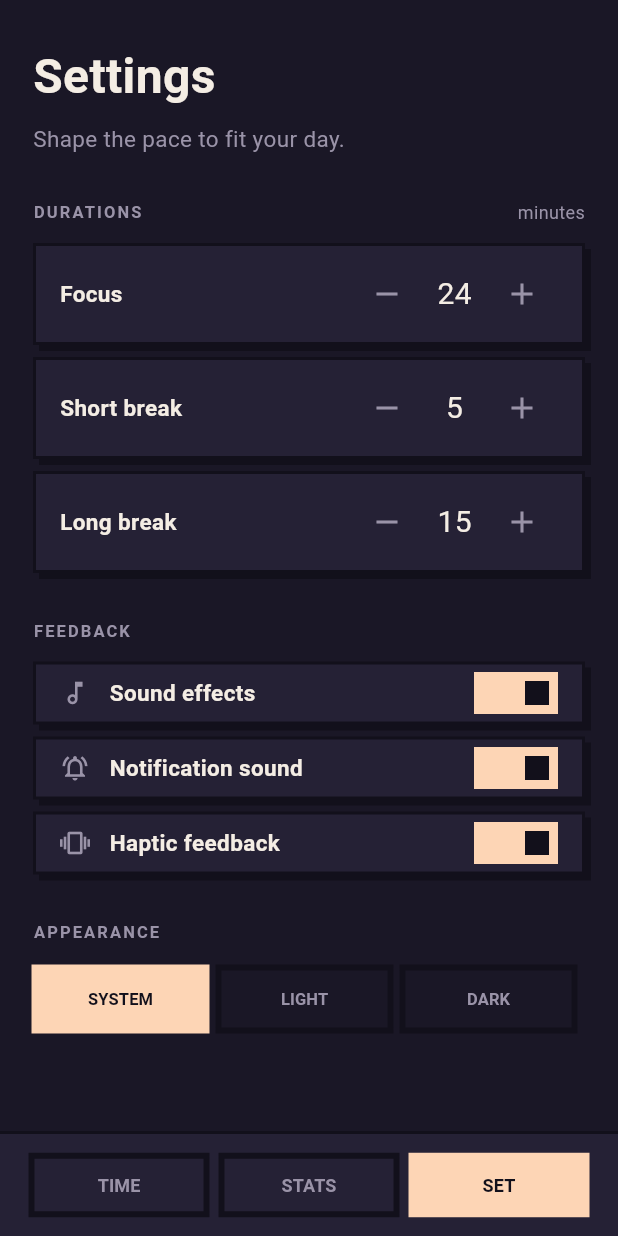
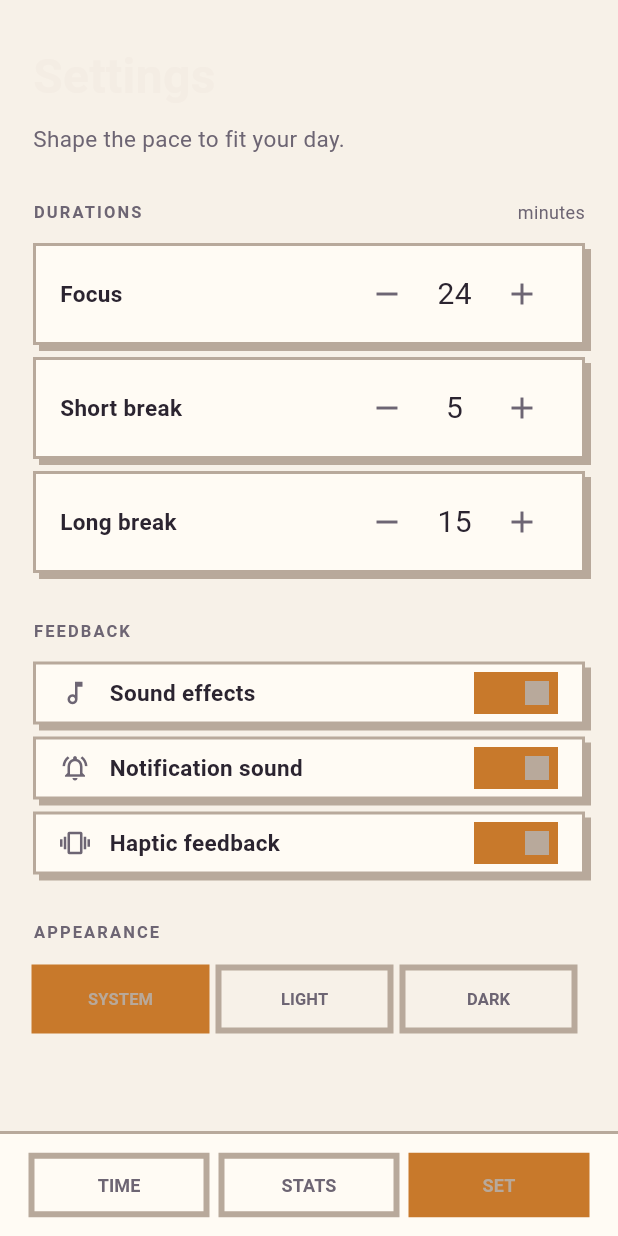
Before and after one commit to dhafer123/FocusApp, a Flutter app: the screen it shows after launch, item 3 of the bottom bar chosen, after a tap on the "remove" icon, on a phone screen of 412 x 824 dp. Run offline on Flutter 3.47's test engine with Material 3 defaults, Android fonts, the phone set to English and light mode, and no system bars; our stand-ins replace equatable, flutter_bloc, flutter_local_notifications, go_router, google_fonts, just_audio and 2 more; Roboto replaces fonts that are missing (Silkscreen).

Commit message:
color themes added

```diff
--- a/lib/app.dart
+++ b/lib/app.dart
@@ -37,11 +37,19 @@ class FocusApp extends StatelessWidget {
             BlocProvider(create: (context) => SettingsCubit(context.read<SettingsRepository>())),
             BlocProvider(create: (context) => StatsCubit(context.read<SessionHistoryRepository>())),
           ],
-          child: MaterialApp.router(
-            title: 'Focus',
-            debugShowCheckedModeBanner: false,
-            theme: AppTheme.theme,
-            routerConfig: AppRouter.router,
+          child: BlocBuilder<SettingsCubit, SettingsState>(
+            builder: (context, settings) => MaterialApp.router(
+              title: 'Focus',
+              debugShowCheckedModeBanner: false,
+              theme: AppTheme.lightTheme,
+              darkTheme: AppTheme.theme,
+              themeMode: switch (settings.themeMode) {
+                'light' => ThemeMode.light,
+                'dark' => ThemeMode.dark,
+                _ => ThemeMode.system,
+              },
+              routerConfig: AppRouter.router,
+            ),
           ),
         ),
       ),
@@ -56,21 +64,22 @@ class AppShell extends StatelessWidget {
 
   @override
   Widget build(BuildContext context) {
+    final colors = AppTheme.colors(context);
     return Scaffold(
       body: navigationShell,
       bottomNavigationBar: AnnotatedRegion<SystemUiOverlayStyle>(
-        value: const SystemUiOverlayStyle(
-          systemNavigationBarColor: AppTheme.background,
+        value: SystemUiOverlayStyle(
+          systemNavigationBarColor: colors.background,
           systemNavigationBarIconBrightness: Brightness.light,
         ),
         child: SafeArea(
           top: false,
           child: Container(
             padding: const EdgeInsets.fromLTRB(16, 10, 16, 10),
-            decoration: const BoxDecoration(
-              color: AppTheme.backgroundRaised,
+            decoration: BoxDecoration(
+              color: colors.backgroundRaised,
               border: Border(
-                top: BorderSide(color: AppTheme.blockShadow, width: 2),
+                top: BorderSide(color: colors.blockShadow, width: 2),
               ),
             ),
             child: Row(
@@ -93,15 +102,15 @@ class AppShell extends StatelessWidget {
                       },
                       style: OutlinedButton.styleFrom(
                         backgroundColor: active
-                            ? AppTheme.focusAccent
+                            ? colors.focusAccent
                             : Colors.transparent,
                         foregroundColor: active
-                            ? AppTheme.blockShadow
-                            : AppTheme.textSecondary,
+                            ? colors.blockShadow
+                            : colors.textSecondary,
                         side: BorderSide(
                           color: active
-                              ? AppTheme.focusAccent
-                              : AppTheme.blockShadow,
+                              ? colors.focusAccent
+                              : colors.blockShadow,
                           width: 2,
                         ),
                         shape: const BeveledRectangleBorder(),
@@ -112,8 +121,8 @@ class AppShell extends StatelessWidget {
                         style: AppTheme.pixelText(
                           size: 12,
                           color: active
-                              ? AppTheme.blockShadow
-                              : AppTheme.textSecondary,
+                              ? colors.blockShadow
+                              : colors.textSecondary,
                           weight: FontWeight.w700,
                         ),
                       ),
--- a/lib/core/theme/app_theme.dart
+++ b/lib/core/theme/app_theme.dart
@@ -1,5 +1,63 @@
 import 'package:flutter/material.dart';
 import 'package:google_fonts/google_fonts.dart';
+
+class FocusColors extends ThemeExtension<FocusColors> {
+  const FocusColors({
+    required this.background,
+    required this.backgroundRaised,
+    required this.focusAccent,
+    required this.shortBreakAccent,
+    required this.longBreakAccent,
+    required this.textPrimary,
+    required this.textSecondary,
+    required this.blockShadow,
+  });
+
+  final Color background;
+  final Color backgroundRaised;
+  final Color focusAccent;
+  final Color shortBreakAccent;
+  final Color longBreakAccent;
+  final Color textPrimary;
+  final Color textSecondary;
+  final Color blockShadow;
+
+  @override
+  FocusColors copyWith({
+    Color? background,
+    Color? backgroundRaised,
+    Color? focusAccent,
+    Color? shortBreakAccent,
+    Color? longBreakAccent,
+    Color? textPrimary,
+    Color? textSecondary,
+    Color? blockShadow,
+  }) => FocusColors(
+        background: background ?? this.background,
+        backgroundRaised: backgroundRaised ?? this.backgroundRaised,
+        focusAccent: focusAccent ?? this.focusAccent,
+        shortBreakAccent: shortBreakAccent ?? this.shortBreakAccent,
+        longBreakAccent: longBreakAccent ?? this.longBreakAccent,
+        textPrimary: textPrimary ?? this.textPrimary,
+        textSecondary: textSecondary ?? this.textSecondary,
+        blockShadow: blockShadow ?? this.blockShadow,
+      );
+
+  @override
+  FocusColors lerp(covariant FocusColors? other, double t) {
+    if (other == null) return this;
+    return FocusColors(
+      background: Color.lerp(background, other.background, t)!,
+      backgroundRaised: Color.lerp(backgroundRaised, other.backgroundRaised, t)!,
+      focusAccent: Color.lerp(focusAccent, other.focusAccent, t)!,
+      shortBreakAccent: Color.lerp(shortBreakAccent, other.shortBreakAccent, t)!,
+      longBreakAccent: Color.lerp(longBreakAccent, other.longBreakAccent, t)!,
+      textPrimary: Color.lerp(textPrimary, other.textPrimary, t)!,
+      textSecondary: Color.lerp(textSecondary, other.textSecondary, t)!,
+      blockShadow: Color.lerp(blockShadow, other.blockShadow, t)!,
+    );
+  }
+}
 
 class AppTheme {
   static const Color background = Color(0xFF1A1726);
@@ -13,24 +71,71 @@ class AppTheme {
 
   static ThemeData get theme {
     final dark = ThemeData.dark(useMaterial3: true);
-    return dark.copyWith(
-      scaffoldBackgroundColor: background,
-      colorScheme: ColorScheme.fromSeed(
-        seedColor: focusAccent,
-        brightness: Brightness.dark,
+    return _buildTheme(
+      dark,
+      const FocusColors(
+        background: background,
+        backgroundRaised: backgroundRaised,
+        focusAccent: focusAccent,
+        shortBreakAccent: shortBreakAccent,
+        longBreakAccent: longBreakAccent,
+        textPrimary: textPrimary,
+        textSecondary: textSecondary,
+        blockShadow: blockShadow,
       ),
-      textTheme: GoogleFonts.pixelifySansTextTheme(dark.textTheme).apply(
-        bodyColor: textPrimary,
-        displayColor: textPrimary,
-      ),
+      Brightness.dark,
     );
   }
 
-  static BoxDecoration block({Color? color}) => BoxDecoration(
-        color: color ?? backgroundRaised,
-        border: Border.all(color: blockShadow, width: 2),
-        boxShadow: const [
-          BoxShadow(color: blockShadow, offset: Offset(4, 4), blurRadius: 0),
+  static ThemeData get lightTheme {
+    final light = ThemeData.light(useMaterial3: true);
+    return _buildTheme(
+      light,
+      const FocusColors(
+        background: Color(0xFFF7F1E8),
+        backgroundRaised: Color(0xFFFFFBF4),
+        focusAccent: Color(0xFFC8792B),
+        shortBreakAccent: Color(0xFF4D8A3A),
+        longBreakAccent: Color(0xFF34779D),
+        textPrimary: Color(0xFF2B2430),
+        textSecondary: Color(0xFF6D6573),
+        blockShadow: Color(0xFFB8A99B),
+      ),
+      Brightness.light,
+    );
+  }
+
+  static ThemeData _buildTheme(
+    ThemeData base,
+    FocusColors colors,
+    Brightness brightness,
+  ) {
+    return base.copyWith(
+      scaffoldBackgroundColor: colors.background,
+      colorScheme: ColorScheme.fromSeed(
+        seedColor: colors.focusAccent,
+        brightness: brightness,
+      ),
+      textTheme: GoogleFonts.pixelifySansTextTheme(base.textTheme).apply(
+        bodyColor: colors.textPrimary,
+        displayColor: colors.textPrimary,
+      ),
+      extensions: [colors],
+    );
+  }
+
+  static FocusColors colors(BuildContext context) =>
+      Theme.of(context).extension<FocusColors>()!;
+
+    static BoxDecoration block({Color? color, FocusColors? palette}) => BoxDecoration(
+      color: color ?? palette?.backgroundRaised ?? backgroundRaised,
+      border: Border.all(color: palette?.blockShadow ?? blockShadow, width: 2),
+        boxShadow: [
+          BoxShadow(
+            color: palette?.blockShadow ?? blockShadow,
+            offset: const Offset(4, 4),
+            blurRadius: 0,
+          ),
         ],
       );
 
@@ -40,8 +145,8 @@ class AppTheme {
         fontWeight: weight,
       );
 
-  static TextStyle timerText({double size = 64}) => GoogleFonts.silkscreen(
+    static TextStyle timerText({double size = 64, Color? color}) => GoogleFonts.silkscreen(
         fontSize: size,
-        color: textPrimary,
+      color: color ?? textPrimary,
       );
 }
--- a/lib/features/settings/presentation/pages/settings_page.dart
+++ b/lib/features/settings/presentation/pages/settings_page.dart
@@ -13,12 +13,14 @@ class SettingsPage extends StatelessWidget {
   Widget build(BuildContext context) {
     return SafeArea(
       child: BlocBuilder<SettingsCubit, SettingsState>(
-        builder: (context, state) => ListView(
+        builder: (context, state) {
+          final colors = AppTheme.colors(context);
+          return ListView(
           padding: const EdgeInsets.fromLTRB(22, 28, 22, 28),
           children: [
             Text('Settings', style: AppTheme.pixelText(size: 32, weight: FontWeight.w700)),
             const SizedBox(height: 8),
-            Text('Shape the pace to fit your day.', style: AppTheme.pixelText(size: 15, color: AppTheme.textSecondary)),
+            Text('Shape the pace to fit your day.', style: AppTheme.pixelText(size: 15, color: colors.textSecondary)),
             const SizedBox(height: 30),
             const _SectionHeader(title: 'DURATIONS', trailing: 'minutes'),
             const SizedBox(height: 12),
@@ -62,19 +64,20 @@ class SettingsPage extends StatelessWidget {
                   child: OutlinedButton(
                     onPressed: () => context.read<SettingsCubit>().setTheme(mode),
                     style: OutlinedButton.styleFrom(
-                      backgroundColor: active ? AppTheme.focusAccent : Colors.transparent,
-                      foregroundColor: active ? AppTheme.blockShadow : AppTheme.textSecondary,
-                      side: BorderSide(color: active ? AppTheme.focusAccent : AppTheme.blockShadow, width: 2),
+                      backgroundColor: active ? colors.focusAccent : Colors.transparent,
+                      foregroundColor: active ? colors.blockShadow : colors.textSecondary,
+                      side: BorderSide(color: active ? colors.focusAccent : colors.blockShadow, width: 2),
                       shape: const BeveledRectangleBorder(),
                       padding: const EdgeInsets.symmetric(vertical: 14),
                     ),
-                    child: Text(mode.toUpperCase(), style: AppTheme.pixelText(size: 11, color: active ? AppTheme.blockShadow : AppTheme.textSecondary, weight: FontWeight.w700)),
+                    child: Text(mode.toUpperCase(), style: AppTheme.pixelText(size: 11, color: active ? colors.blockShadow : colors.textSecondary, weight: FontWeight.w700)),
                   ),
                 ),
               );
             }).toList()),
           ],
-        ),
+        );
+        },
       ),
     );
   }
@@ -94,14 +97,14 @@ class _DurationTile extends StatelessWidget {
     return Container(
       margin: const EdgeInsets.only(bottom: 8),
       padding: const EdgeInsets.symmetric(horizontal: 16, vertical: 8),
-      decoration: AppTheme.block(),
+      decoration: AppTheme.block(palette: AppTheme.colors(context)),
       child: Row(
         children: [
-          Text(label, style: AppTheme.pixelText(size: 15, weight: FontWeight.w600)),
+          Text(label, style: AppTheme.pixelText(size: 15, color: AppTheme.colors(context).textPrimary, weight: FontWeight.w600)),
           const Spacer(),
-          IconButton(onPressed: value > 1 ? () async { await cubit.setDuration(type, value - 1); timer.add(TimerSettingsRefreshed()); } : null, icon: const Icon(Icons.remove), color: AppTheme.textSecondary),
-          SizedBox(width: 42, child: Center(child: Text('$value', style: AppTheme.timerText(size: 20)))),
-          IconButton(onPressed: () async { await cubit.setDuration(type, value + 1); timer.add(TimerSettingsRefreshed()); }, icon: const Icon(Icons.add), color: AppTheme.textSecondary),
+          IconButton(onPressed: value > 1 ? () async { await cubit.setDuration(type, value - 1); timer.add(TimerSettingsRefreshed()); } : null, icon: const Icon(Icons.remove), color: AppTheme.colors(context).textSecondary),
+          SizedBox(width: 42, child: Center(child: Text('$value', style: AppTheme.timerText(size: 20, color: AppTheme.colors(context).textPrimary)))),
+          IconButton(onPressed: () async { await cubit.setDuration(type, value + 1); timer.add(TimerSettingsRefreshed()); }, icon: const Icon(Icons.add), color: AppTheme.colors(context).textSecondary),
         ],
       ),
     );
@@ -120,11 +123,11 @@ class _ToggleTile extends StatelessWidget {
   Widget build(BuildContext context) => Container(
         margin: const EdgeInsets.only(bottom: 8),
         padding: const EdgeInsets.symmetric(horizontal: 16, vertical: 5),
-        decoration: AppTheme.block(),
+        decoration: AppTheme.block(palette: AppTheme.colors(context)),
         child: Row(children: [
-          Icon(icon, color: AppTheme.textSecondary, size: 20),
+          Icon(icon, color: AppTheme.colors(context).textSecondary, size: 20),
           const SizedBox(width: 13),
-          Text(label, style: AppTheme.pixelText(size: 15, weight: FontWeight.w600)),
+          Text(label, style: AppTheme.pixelText(size: 15, color: AppTheme.colors(context).textPrimary, weight: FontWeight.w600)),
           const Spacer(),
           GestureDetector(
             onTap: () => onChanged(!value),
@@ -133,8 +136,8 @@ class _ToggleTile extends StatelessWidget {
               width: 56,
               height: 28,
               padding: const EdgeInsets.all(4),
-              decoration: BoxDecoration(color: value ? AppTheme.focusAccent : Colors.transparent, border: Border.all(color: value ? AppTheme.focusAccent : AppTheme.blockShadow, width: 2)),
-              child: Align(alignment: value ? Alignment.centerRight : Alignment.centerLeft, child: Container(width: 16, height: 16, color: value ? AppTheme.blockShadow : AppTheme.textSecondary)),
+              decoration: BoxDecoration(color: value ? AppTheme.colors(context).focusAccent : Colors.transparent, border: Border.all(color: value ? AppTheme.colors(context).focusAccent : AppTheme.colors(context).blockShadow, width: 2)),
+              child: Align(alignment: value ? Alignment.centerRight : Alignment.centerLeft, child: Container(width: 16, height: 16, color: value ? AppTheme.colors(context).blockShadow : AppTheme.colors(context).textSecondary)),
             ),
           ),
         ]),
@@ -151,8 +154,8 @@ class _SectionHeader extends StatelessWidget {
   Widget build(BuildContext context) => Row(
         mainAxisAlignment: MainAxisAlignment.spaceBetween,
         children: [
-          Text(title, style: const TextStyle(color: AppTheme.textSecondary, fontSize: 11, letterSpacing: 1.4, fontWeight: FontWeight.w700)),
-          Text(trailing, style: const TextStyle(color: AppTheme.textSecondary, fontSize: 12)),
+          Text(title, style: TextStyle(color: AppTheme.colors(context).textSecondary, fontSize: 11, letterSpacing: 1.4, fontWeight: FontWeight.w700)),
+          Text(trailing, style: TextStyle(color: AppTheme.colors(context).textSecondary, fontSize: 12)),
         ],
       );
 }
--- a/lib/features/stats/presentation/pages/stats_page.dart
+++ b/lib/features/stats/presentation/pages/stats_page.dart
@@ -12,14 +12,15 @@ class StatsPage extends StatelessWidget {
     return SafeArea(
       child: BlocBuilder<StatsCubit, StatsState>(
         builder: (context, state) {
+          final colors = AppTheme.colors(context);
           final cubit = context.read<StatsCubit>();
           final today = cubit.todayMinutes;
           return ListView(
             padding: const EdgeInsets.fromLTRB(22, 28, 22, 28),
             children: [
-              Text('Stats', style: AppTheme.pixelText(size: 32, weight: FontWeight.w700)),
+              Text('Stats', style: AppTheme.pixelText(size: 32, color: colors.textPrimary, weight: FontWeight.w700)),
               const SizedBox(height: 8),
-              Text('Your rhythm, over time.', style: AppTheme.pixelText(size: 15, color: AppTheme.textSecondary)),
+              Text('Your rhythm, over time.', style: AppTheme.pixelText(size: 15, color: colors.textSecondary)),
               const SizedBox(height: 30),
               _SectionHeader(title: 'LAST 10 WEEKS', trailing: '${state.sessions.length} sessions'),
               const SizedBox(height: 14),
@@ -35,13 +36,13 @@ class StatsPage extends StatelessWidget {
               const SizedBox(height: 14),
               Container(
                 padding: const EdgeInsets.all(18),
-                decoration: AppTheme.block(),
+                decoration: AppTheme.block(palette: colors),
                 child: Column(crossAxisAlignment: CrossAxisAlignment.start, children: [
                   const Text('Focus minutes', style: TextStyle(fontWeight: FontWeight.w600)),
                   const SizedBox(height: 15),
                   _SegmentedProgress(value: (today / 100).clamp(0, 1)),
                   const SizedBox(height: 12),
-                  Text(today == 0 ? 'Complete a session to start your record.' : 'Your focus is adding up.', style: const TextStyle(color: AppTheme.textSecondary, fontSize: 13)),
+                  Text(today == 0 ? 'Complete a session to start your record.' : 'Your focus is adding up.', style: TextStyle(color: colors.textSecondary, fontSize: 13)),
                 ]),
               ),
             ],
@@ -58,9 +59,11 @@ class _Heatmap extends StatelessWidget {
   final StatsCubit cubit;
 
   @override
-  Widget build(BuildContext context) => Container(
+  Widget build(BuildContext context) {
+    final colors = AppTheme.colors(context);
+    return Container(
         padding: const EdgeInsets.all(18),
-        decoration: AppTheme.block(),
+        decoration: AppTheme.block(palette: colors),
         child: Wrap(
           spacing: 5,
           runSpacing: 5,
@@ -73,14 +76,15 @@ class _Heatmap extends StatelessWidget {
                 width: 13,
                 height: 13,
                 decoration: BoxDecoration(
-                  color: count == 0 ? const Color(0xFF3D2F1F) : count == 1 ? const Color(0xFF6B4E24) : count == 2 ? const Color(0xFFB07A2E) : AppTheme.focusAccent,
-                  border: Border.all(color: AppTheme.blockShadow, width: 1),
+                  color: count == 0 ? colors.background : count == 1 ? colors.backgroundRaised : count == 2 ? colors.focusAccent.withValues(alpha: 0.65) : colors.focusAccent,
+                  border: Border.all(color: colors.blockShadow, width: 1),
                 ),
               ),
             );
           }),
         ),
-      );
+        );
+      }
 }
 
 class _StatCard extends StatelessWidget {
@@ -93,10 +97,10 @@ class _StatCard extends StatelessWidget {
   @override
   Widget build(BuildContext context) => Container(
         padding: const EdgeInsets.all(18),
-        decoration: AppTheme.block(),
+        decoration: AppTheme.block(palette: AppTheme.colors(context)),
         child: Column(crossAxisAlignment: CrossAxisAlignment.start, children: [
-          Text(value, style: AppTheme.timerText(size: 32)),
-          Text(unit, style: const TextStyle(color: AppTheme.textSecondary, fontSize: 12)),
+          Text(value, style: AppTheme.timerText(size: 32, color: AppTheme.colors(context).textPrimary)),
+          Text(unit, style: TextStyle(color: AppTheme.colors(context).textSecondary, fontSize: 12)),
           const SizedBox(height: 12),
           Text(label, style: const TextStyle(fontWeight: FontWeight.w600)),
         ]),
@@ -113,8 +117,8 @@ class _SectionHeader extends StatelessWidget {
   Widget build(BuildContext context) => Row(
         mainAxisAlignment: MainAxisAlignment.spaceBetween,
         children: [
-          Text(title, style: const TextStyle(color: AppTheme.textSecondary, fontSize: 11, letterSpacing: 1.4, fontWeight: FontWeight.w700)),
-          Text(trailing, style: const TextStyle(color: AppTheme.textSecondary, fontSize: 12)),
+          Text(title, style: TextStyle(color: AppTheme.colors(context).textSecondary, fontSize: 11, letterSpacing: 1.4, fontWeight: FontWeight.w700)),
+          Text(trailing, style: TextStyle(color: AppTheme.colors(context).textSecondary, fontSize: 12)),
         ],
       );
 }
@@ -133,8 +137,8 @@ class _SegmentedProgress extends StatelessWidget {
           height: 14,
           margin: const EdgeInsets.only(right: 3),
           decoration: BoxDecoration(
-            color: index < filled ? AppTheme.focusAccent : const Color(0xFF3D2F1F),
-            border: Border.all(color: AppTheme.blockShadow, width: 1),
+            color: index < filled ? AppTheme.colors(context).focusAccent : AppTheme.colors(context).background,
+            border: Border.all(color: AppTheme.colors(context).blockShadow, width: 1),
           ),
         ),
       )),
--- a/lib/features/timer/presentation/pages/timer_page.dart
+++ b/lib/features/timer/presentation/pages/timer_page.dart
@@ -40,21 +40,22 @@ class _TimerPageState extends State<TimerPage> with WidgetsBindingObserver {
 
   @override
   Widget build(BuildContext context) {
+    final colors = AppTheme.colors(context);
     return Scaffold(
-      backgroundColor: AppTheme.background,
+      backgroundColor: colors.background,
       body: Stack(
         fit: StackFit.expand,
         children: [
           const CampfireScene(),
-          Container(color: AppTheme.background.withValues(alpha: 0.55)),
+          Container(color: colors.background.withValues(alpha: 0.55)),
           SafeArea(
             child: BlocBuilder<TimerBloc, TimerState>(
               builder: (context, state) {
                 final accent = state.type == SessionType.focus
-                    ? AppTheme.focusAccent
+                    ? colors.focusAccent
                     : state.type == SessionType.shortBreak
-                    ? AppTheme.shortBreakAccent
-                    : AppTheme.longBreakAccent;
+                    ? colors.shortBreakAccent
+                    : colors.longBreakAccent;
                 return ListView(
                   padding: const EdgeInsets.fromLTRB(24, 32, 24, 28),
                   children: [
@@ -65,7 +66,7 @@ class _TimerPageState extends State<TimerPage> with WidgetsBindingObserver {
                           'WHISKER WORK',
                           style: AppTheme.pixelText(
                             size: 14,
-                            color: AppTheme.textSecondary,
+                            color: colors.textSecondary,
                             weight: FontWeight.w600,
                           ),
                         ),
@@ -73,7 +74,7 @@ class _TimerPageState extends State<TimerPage> with WidgetsBindingObserver {
                           width: 36,
                           height: 36,
                           padding: const EdgeInsets.all(3),
-                          decoration: AppTheme.block(),
+                          decoration: AppTheme.block(palette: colors),
                           child: Image.asset(
                             'assets/logo.png',
                             fit: BoxFit.contain,
@@ -88,7 +89,7 @@ class _TimerPageState extends State<TimerPage> with WidgetsBindingObserver {
                     Center(
                       child: Text(
                         _formatTime(state.remainingSeconds),
-                        style: AppTheme.timerText(),
+                        style: AppTheme.timerText(color: colors.textPrimary),
                       ),
                     ),
                     const SizedBox(height: 30),
--- a/lib/features/timer/presentation/widgets/control_buttons.dart
+++ b/lib/features/timer/presentation/widgets/control_buttons.dart
@@ -20,6 +20,7 @@ class ControlButtons extends StatelessWidget {
 
   @override
   Widget build(BuildContext context) {
+    final colors = AppTheme.colors(context);
     return Row(
       mainAxisAlignment: MainAxisAlignment.center,
       children: [
@@ -32,7 +33,7 @@ class ControlButtons extends StatelessWidget {
             onPressed: onToggle,
             style: FilledButton.styleFrom(
               backgroundColor: accent,
-              foregroundColor: AppTheme.blockShadow,
+              foregroundColor: colors.blockShadow,
               shape: const BeveledRectangleBorder(),
             ),
             child: Icon(
--- a/lib/features/timer/presentation/widgets/session_dots.dart
+++ b/lib/features/timer/presentation/widgets/session_dots.dart
@@ -9,6 +9,7 @@ class SessionDots extends StatelessWidget {
 
   @override
   Widget build(BuildContext context) {
+    final colors = AppTheme.colors(context);
     return Row(
       mainAxisAlignment: MainAxisAlignment.center,
       children: List.generate(4, (index) {
@@ -18,8 +19,8 @@ class SessionDots extends StatelessWidget {
           height: 8,
           margin: const EdgeInsets.symmetric(horizontal: 5),
           decoration: BoxDecoration(
-            color: active ? AppTheme.focusAccent : Colors.transparent,
-            border: Border.all(color: active ? AppTheme.focusAccent : AppTheme.blockShadow, width: 2),
+            color: active ? colors.focusAccent : Colors.transparent,
+            border: Border.all(color: active ? colors.focusAccent : colors.blockShadow, width: 2),
           ),
         );
       }),
--- a/lib/features/timer/presentation/widgets/session_label.dart
+++ b/lib/features/timer/presentation/widgets/session_label.dart
@@ -10,10 +10,11 @@ class SessionLabel extends StatelessWidget {
 
   @override
   Widget build(BuildContext context) {
+    final colors = AppTheme.colors(context);
     final color = switch (type) {
-      SessionType.focus => AppTheme.focusAccent,
-      SessionType.shortBreak => AppTheme.shortBreakAccent,
-      SessionType.longBreak => AppTheme.longBreakAccent,
+      SessionType.focus => colors.focusAccent,
+      SessionType.shortBreak => colors.shortBreakAccent,
+      SessionType.longBreak => colors.longBreakAccent,
     };
 
     return AnimatedDefaultTextStyle(
```
